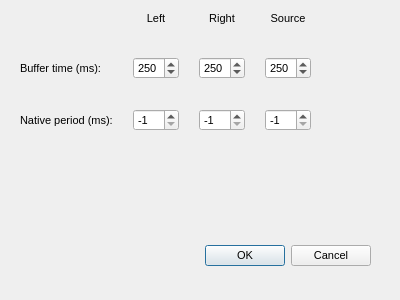
handsome-Druid/SoundSpliter, file src/ss/integration/app/ui/preferences.ui: the form before one commit.
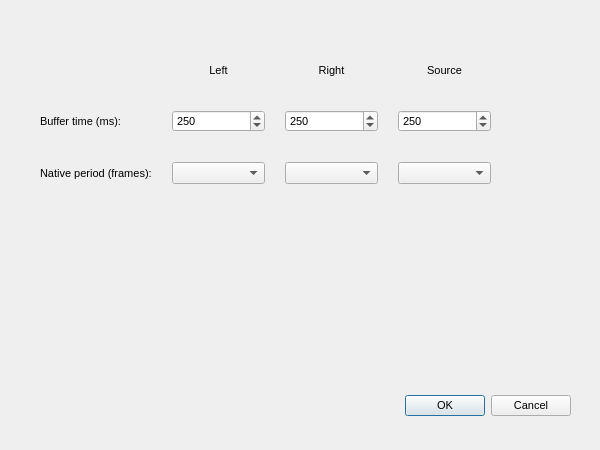
The form after the commit.

Commit message: Enhance UI and functionality with volume controls and preferences updates

What changed in the file:
```diff
--- a/src/ss/integration/app/ui/preferences.ui
+++ b/src/ss/integration/app/ui/preferences.ui
@@ -6,20 +6,20 @@
    <rect>
     <x>0</x>
     <y>0</y>
-    <width>400</width>
-    <height>300</height>
+    <width>600</width>
+    <height>450</height>
    </rect>
   </property>
   <property name="minimumSize">
    <size>
-    <width>400</width>
-    <height>300</height>
+    <width>600</width>
+    <height>450</height>
    </size>
   </property>
   <property name="maximumSize">
    <size>
-    <width>400</width>
-    <height>300</height>
+    <width>600</width>
+    <height>450</height>
    </size>
   </property>
   <property name="windowTitle">
@@ -31,8 +31,8 @@
   <widget class="QDialogButtonBox" name="buttonBox">
    <property name="geometry">
     <rect>
-     <x>30</x>
-     <y>240</y>
+     <x>230</x>
+     <y>390</y>
      <width>341</width>
      <height>32</height>
     </rect>
@@ -47,10 +47,10 @@
   <widget class="QWidget" name="layoutWidget">
    <property name="geometry">
     <rect>
-     <x>20</x>
-     <y>10</y>
-     <width>291</width>
-     <height>121</height>
+     <x>40</x>
+     <y>60</y>
+     <width>451</width>
+     <height>124</height>
     </rect>
    </property>
    <layout class="QGridLayout" name="gridLayout">
@@ -142,66 +142,18 @@
        <string>&lt;span style=&quot;color:red; font-weight:bold;&quot;&gt;⚠ Use with Caution&lt;/span&gt;</string>
       </property>
       <property name="text">
-       <string>Native period (ms):</string>
+       <string>Native period (frames):</string>
       </property>
      </widget>
     </item>
     <item row="2" column="1">
-     <widget class="QSpinBox" name="leftNativePeriodSpinBox">
-      <property name="toolTip">
-       <string>Set to -1 to restore the default value.</string>
-      </property>
-      <property name="minimum">
-       <number>-1</number>
-      </property>
-      <property name="maximum">
-       <number>999</number>
-      </property>
-      <property name="singleStep">
-       <number>10</number>
-      </property>
-      <property name="value">
-       <number>-1</number>
-      </property>
-     </widget>
+     <widget class="QComboBox" name="leftComboBox"/>
     </item>
     <item row="2" column="2">
-     <widget class="QSpinBox" name="rightNativePeriodSpinBox">
-      <property name="toolTip">
-       <string>Set to -1 to restore the default value.</string>
-      </property>
-      <property name="minimum">
-       <number>-1</number>
-      </property>
-      <property name="maximum">
-       <number>999</number>
-      </property>
-      <property name="singleStep">
-       <number>10</number>
-      </property>
-      <property name="value">
-       <number>-1</number>
-      </property>
-     </widget>
+     <widget class="QComboBox" name="rightComboBox"/>
     </item>
     <item row="2" column="3">
-     <widget class="QSpinBox" name="sourceNativePeriodSpinBox">
-      <property name="toolTip">
-       <string>Set to -1 to restore the default value.</string>
-      </property>
-      <property name="minimum">
-       <number>-1</number>
-      </property>
-      <property name="maximum">
-       <number>999</number>
-      </property>
-      <property name="singleStep">
-       <number>10</number>
-      </property>
-      <property name="value">
-       <number>-1</number>
-      </property>
-     </widget>
+     <widget class="QComboBox" name="sourceComboBox"/>
     </item>
    </layout>
   </widget>
```
The commit also changes 20 other files.
